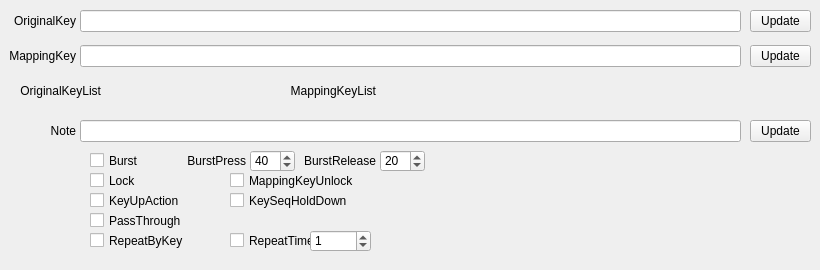
Qt form QKeyMapper/qitemsetupdialog.ui (Zalafina/QKeyMapper) before a commit.
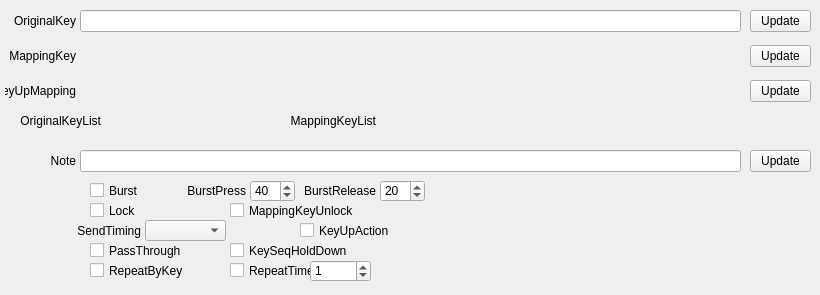
The same form after that commit.

Commit message: Add SendTiming ComboBox to replace KeyUp_Action Checkbox.

What changed in the file:
```diff
--- a/QKeyMapper/qitemsetupdialog.ui
+++ b/QKeyMapper/qitemsetupdialog.ui
@@ -7,7 +7,7 @@
     <x>0</x>
     <y>0</y>
     <width>820</width>
-    <height>270</height>
+    <height>295</height>
    </rect>
   </property>
   <property name="sizePolicy">
@@ -19,13 +19,13 @@
   <property name="minimumSize">
    <size>
     <width>820</width>
-    <height>270</height>
+    <height>295</height>
    </size>
   </property>
   <property name="maximumSize">
    <size>
     <width>820</width>
-    <height>270</height>
+    <height>295</height>
    </size>
   </property>
   <property name="windowTitle">
@@ -35,7 +35,7 @@
    <property name="geometry">
     <rect>
      <x>90</x>
-     <y>150</y>
+     <y>180</y>
      <width>101</width>
      <height>21</height>
     </rect>
@@ -54,7 +54,7 @@
    <property name="geometry">
     <rect>
      <x>90</x>
-     <y>170</y>
+     <y>200</y>
      <width>101</width>
      <height>21</height>
     </rect>
@@ -72,8 +72,8 @@
   <widget class="QCheckBox" name="keyupActionCheckBox">
    <property name="geometry">
     <rect>
-     <x>90</x>
-     <y>190</y>
+     <x>300</x>
+     <y>220</y>
      <width>131</width>
      <height>21</height>
     </rect>
@@ -92,7 +92,7 @@
    <property name="geometry">
     <rect>
      <x>90</x>
-     <y>210</y>
+     <y>240</y>
      <width>131</width>
      <height>21</height>
     </rect>
@@ -111,7 +111,7 @@
    <property name="geometry">
     <rect>
      <x>250</x>
-     <y>150</y>
+     <y>180</y>
      <width>45</width>
      <height>22</height>
     </rect>
@@ -127,7 +127,7 @@
    <property name="geometry">
     <rect>
      <x>165</x>
-     <y>150</y>
+     <y>180</y>
      <width>81</width>
      <height>22</height>
     </rect>
@@ -143,7 +143,7 @@
    <property name="geometry">
     <rect>
      <x>295</x>
-     <y>150</y>
+     <y>180</y>
      <width>81</width>
      <height>22</height>
     </rect>
@@ -159,7 +159,7 @@
    <property name="geometry">
     <rect>
      <x>380</x>
-     <y>150</y>
+     <y>180</y>
      <width>45</width>
      <height>22</height>
     </rect>
@@ -181,16 +181,6 @@
     </rect>
    </property>
   </widget>
-  <widget class="QLineEdit" name="mappingKeyLineEdit">
-   <property name="geometry">
-    <rect>
-     <x>80</x>
-     <y>45</y>
-     <width>661</width>
-     <height>22</height>
-    </rect>
-   </property>
-  </widget>
   <widget class="QLabel" name="originalKeyLabel">
    <property name="geometry">
     <rect>
@@ -227,7 +217,7 @@
    <property name="geometry">
     <rect>
      <x>0</x>
-     <y>80</y>
+     <y>110</y>
      <width>101</width>
      <height>22</height>
     </rect>
@@ -243,7 +233,7 @@
    <property name="geometry">
     <rect>
      <x>275</x>
-     <y>80</y>
+     <y>110</y>
      <width>101</width>
      <height>22</height>
     </rect>
@@ -297,7 +287,7 @@
    <property name="geometry">
     <rect>
      <x>230</x>
-     <y>190</y>
+     <y>240</y>
      <width>141</width>
      <height>21</height>
     </rect>
@@ -316,7 +306,7 @@
    <property name="geometry">
     <rect>
      <x>90</x>
-     <y>230</y>
+     <y>260</y>
      <width>131</width>
      <height>21</height>
     </rect>
@@ -335,7 +325,7 @@
    <property name="geometry">
     <rect>
      <x>230</x>
-     <y>230</y>
+     <y>260</y>
      <width>91</width>
      <height>21</height>
     </rect>
@@ -354,7 +344,7 @@
    <property name="geometry">
     <rect>
      <x>310</x>
-     <y>230</y>
+     <y>260</y>
      <width>61</width>
      <height>22</height>
     </rect>
@@ -370,7 +360,7 @@
    <property name="geometry">
     <rect>
      <x>5</x>
-     <y>120</y>
+     <y>150</y>
      <width>71</width>
      <height>22</height>
     </rect>
@@ -386,7 +376,7 @@
    <property name="geometry">
     <rect>
      <x>80</x>
-     <y>120</y>
+     <y>150</y>
      <width>661</width>
      <height>22</height>
     </rect>
@@ -396,7 +386,7 @@
    <property name="geometry">
     <rect>
      <x>750</x>
-     <y>120</y>
+     <y>150</y>
      <width>61</width>
      <height>22</height>
     </rect>
@@ -415,7 +405,7 @@
    <property name="geometry">
     <rect>
      <x>230</x>
-     <y>170</y>
+     <y>200</y>
      <width>141</width>
      <height>21</height>
     </rect>
@@ -430,6 +420,76 @@
     <bool>false</bool>
    </property>
   </widget>
+  <widget class="QPushButton" name="mappingKey_KeyUpUpdateButton">
+   <property name="geometry">
+    <rect>
+     <x>750</x>
+     <y>80</y>
+     <width>61</width>
+     <height>22</height>
+    </rect>
+   </property>
+   <property name="focusPolicy">
+    <enum>Qt::NoFocus</enum>
+   </property>
+   <property name="text">
+    <string>Update</string>
+   </property>
+   <property name="autoDefault">
+    <bool>false</bool>
+   </property>
+  </widget>
+  <widget class="QLabel" name="mappingKey_KeyUpLabel">
+   <property name="geometry">
+    <rect>
+     <x>5</x>
+     <y>80</y>
+     <width>71</width>
+     <height>22</height>
+    </rect>
+   </property>
+   <property name="text">
+    <string>KeyUpMapping</string>
+   </property>
+   <property name="alignment">
+    <set>Qt::AlignRight|Qt::AlignTrailing|Qt::AlignVCenter</set>
+   </property>
+  </widget>
+  <widget class="QComboBox" name="sendTimingComboBox">
+   <property name="geometry">
+    <rect>
+     <x>145</x>
+     <y>220</y>
+     <width>81</width>
+     <height>21</height>
+    </rect>
+   </property>
+   <property name="focusPolicy">
+    <enum>Qt::NoFocus</enum>
+   </property>
+   <property name="currentText">
+    <string/>
+   </property>
+   <property name="currentIndex">
+    <number>-1</number>
+   </property>
+  </widget>
+  <widget class="QLabel" name="sendTimingLabel">
+   <property name="geometry">
+    <rect>
+     <x>70</x>
+     <y>220</y>
+     <width>71</width>
+     <height>21</height>
+    </rect>
+   </property>
+   <property name="text">
+    <string>SendTiming</string>
+   </property>
+   <property name="alignment">
+    <set>Qt::AlignRight|Qt::AlignTrailing|Qt::AlignVCenter</set>
+   </property>
+  </widget>
  </widget>
  <resources/>
  <connections/>
```
The commit also changes 8 other files.
